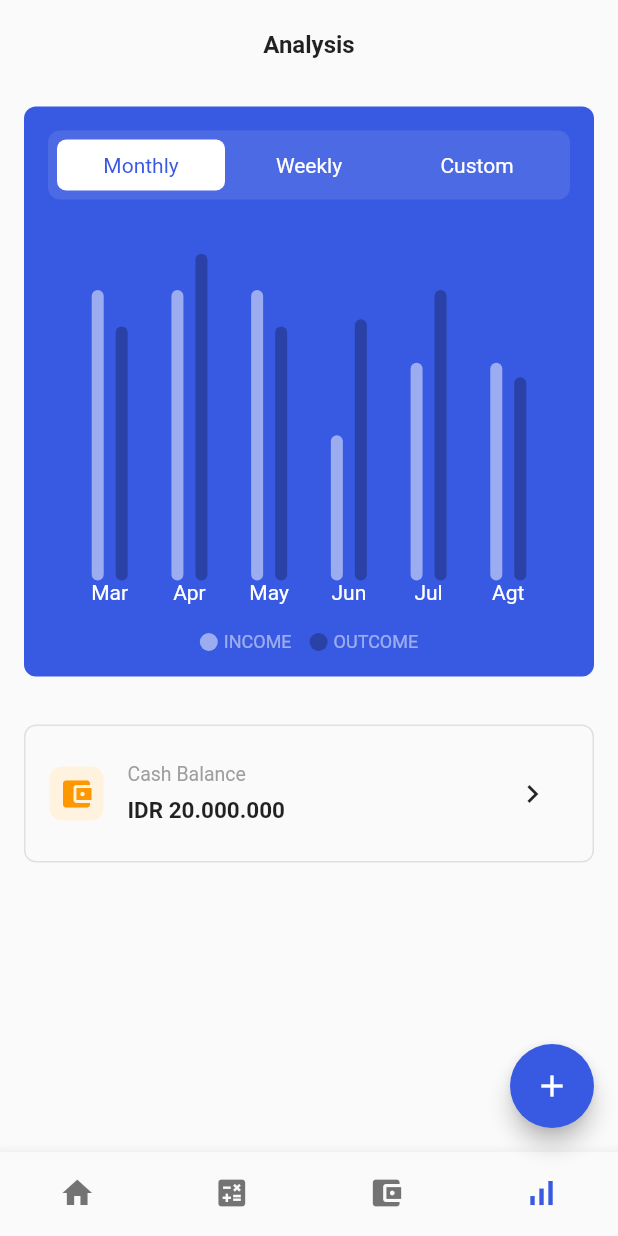
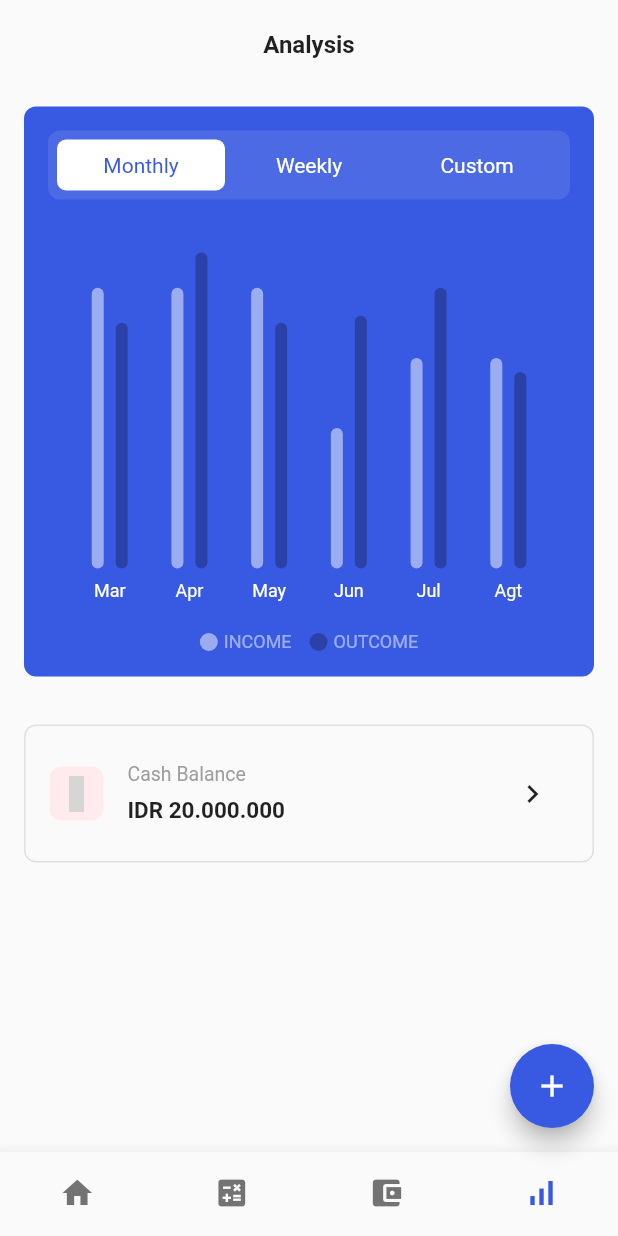
Before and after one commit to JAICHANGPARK/flutter_notebook_17th_story, a Flutter app: the screen it shows after launch, item 4 of the bottom bar chosen, on a phone screen of 412 x 824 dp. Run offline on Flutter 3.47's test engine with Material 2 defaults, Android fonts, the phone set to English and light mode, and no system bars; drawn by our look-alikes of fl_chart; our stand-ins replace cached_network_image, flutter_riverpod, ionicons, percent_indicator; network calls fail; statements that could not run were skipped; grey boxes are pictures that could not be loaded.

Commit message:
Update finance_chart_component.dart

```diff
--- a/lib/ep1004_finance_app/src/ui/finance_chart_component.dart
+++ b/lib/ep1004_finance_app/src/ui/finance_chart_component.dart
@@ -238,9 +238,10 @@ class _FinanceChartComponentState extends State<FinanceChartComponent> {
                                       return "Mar";
                                   }
                                 },
-                                margin: 0,
+                                margin: 8,
                                 getTextStyles: (context, value) => TextStyle(
                                   color: Colors.white,
+                                  fontSize: 12
 
                                 ),
                               ),
@@ -301,10 +302,10 @@ class _FinanceChartComponentState extends State<FinanceChartComponent> {
                     width: 36,
                     decoration: BoxDecoration(
                       borderRadius: BorderRadius.circular(8),
-                      color: Colors.orange[50],
+                      color: Colors.red[50],
                     ),
                     child: const Icon(
-                      Icons.account_balance_wallet,
+                      Icons.chart,
                       color: Colors.orange,
                     ),
                   ),
```
